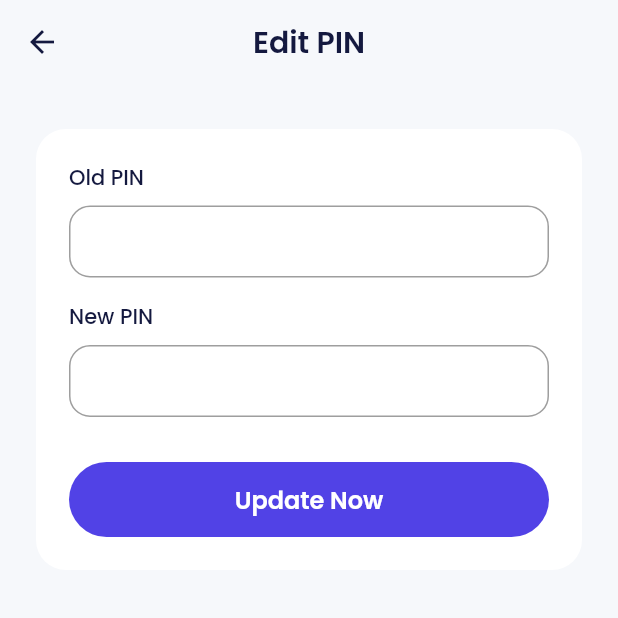
After one commit to Chands18/bank_purse2, a Flutter app: the ProfileEditPinPage screen opened by its route, on a phone screen of 412 x 824 dp, the top half of it. The commit adds this screen. Run offline on Flutter 3.47's test engine with Material 2 defaults, Android fonts, the phone set to English and light mode, and no system bars; our stand-ins replace carousel_slider, google_fonts.

Commit message:
profile edit pin page

```diff
--- a/lib/main.dart
+++ b/lib/main.dart
@@ -3,6 +3,7 @@ import 'package:bank_purse2/ui/pages/home_page.dart';
 import 'package:bank_purse2/ui/pages/onboarding_page.dart';
 import 'package:bank_purse2/ui/pages/pin_page.dart';
 import 'package:bank_purse2/ui/pages/profile_edit_page.dart';
+import 'package:bank_purse2/ui/pages/profile_edit_pin_page.dart';
 import 'package:bank_purse2/ui/pages/profile_page.dart';
 import 'package:bank_purse2/ui/pages/sign_in_page.dart';
 import 'package:bank_purse2/ui/pages/sign_up_page.dart';
@@ -49,6 +50,7 @@ class MyApp extends StatelessWidget {
         '/profile': (context) => const ProfilePage(),
         '/pin': (context) => const PinPage(),
         '/profile-edit': (context) => const ProfileEditPage(),
+        '/profile-edit-pin': (context) => const ProfileEditPinPage(),
       },
     );
   }
--- a/lib/ui/pages/profile_edit_page.dart
+++ b/lib/ui/pages/profile_edit_page.dart
@@ -15,6 +15,9 @@ class ProfileEditPage extends StatelessWidget {
         ),
       ),
       body: ListView(
+        padding: const EdgeInsets.symmetric(
+          horizontal: 24,
+        ),
         children: [
           const SizedBox(
             height: 30,
--- /dev/null
+++ b/lib/ui/pages/profile_edit_pin_page.dart
@@ -0,0 +1,69 @@
+import 'package:bank_purse2/shared/theme.dart';
+import 'package:bank_purse2/ui/widgets/buttons.dart';
+import 'package:bank_purse2/ui/widgets/forms.dart';
+import 'package:flutter/material.dart';
+
+class ProfileEditPinPage extends StatelessWidget {
+  const ProfileEditPinPage({super.key});
+
+  @override
+  Widget build(BuildContext context) {
+    return Scaffold(
+      appBar: AppBar(
+        title: const Text(
+          'Edit PIN',
+        ),
+      ),
+      body: ListView(
+        padding: const EdgeInsets.symmetric(
+          horizontal: 24,
+        ),
+        children: [
+          const SizedBox(
+            height: 30,
+          ),
+          Container(
+            padding: const EdgeInsets.all(22),
+            decoration: BoxDecoration(
+              borderRadius: BorderRadius.circular(20),
+              color: whiteColor,
+            ),
+            child: Column(
+              crossAxisAlignment: CrossAxisAlignment.start,
+              children: const [
+                CustomFormField(
+                  title: 'Old PIN',
+                  // controller: oldPinController,
+                  obscureText: true,
+                ),
+                const SizedBox(
+                  height: 16,
+                ),
+                CustomFormField(
+                  title: 'New PIN',
+                  // controller: newPinController,
+                  obscureText: true,
+                ),
+                const SizedBox(
+                  height: 30,
+                ),
+                CustomFilledButton(
+                  title: 'Update Now',
+                  // onPressed: () {
+                  //   context.read<AuthBloc>().add(
+                  //         AuthUpdatePin(
+                  //           widget.user,
+                  //           oldPinController.text,
+                  //           newPinController.text,
+                  //         ),
+                  //       );
+                  // },
+                ),
+              ],
+            ),
+          ),
+        ],
+      ),
+    );
+  }
+}
--- a/lib/ui/pages/profile_page.dart
+++ b/lib/ui/pages/profile_page.dart
@@ -91,6 +91,11 @@ class ProfilePage extends StatelessWidget {
                   iconUrl: 'assets/ic_pin.png',
                   title: 'My Pin',
                   onTap: () async {
+                    // ignore: use_build_context_synchronously
+                    if (await Navigator.pushNamed(context, '/pin') == true) {
+                      // ignore: use_build_context_synchronously
+                      Navigator.pushNamed(context, '/profile-edit-pin');
+                    }
                     // if (await Navigator.pushNamed(context, '/pin') ==
                     //     true) {
                     //   Navigator.push(
```
